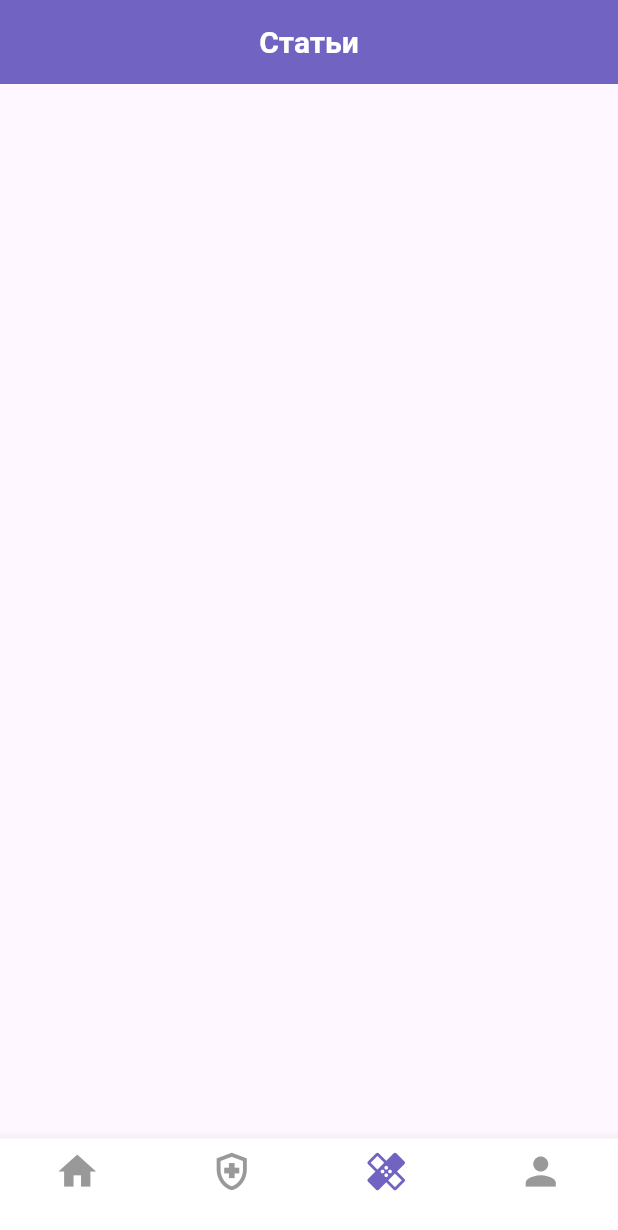
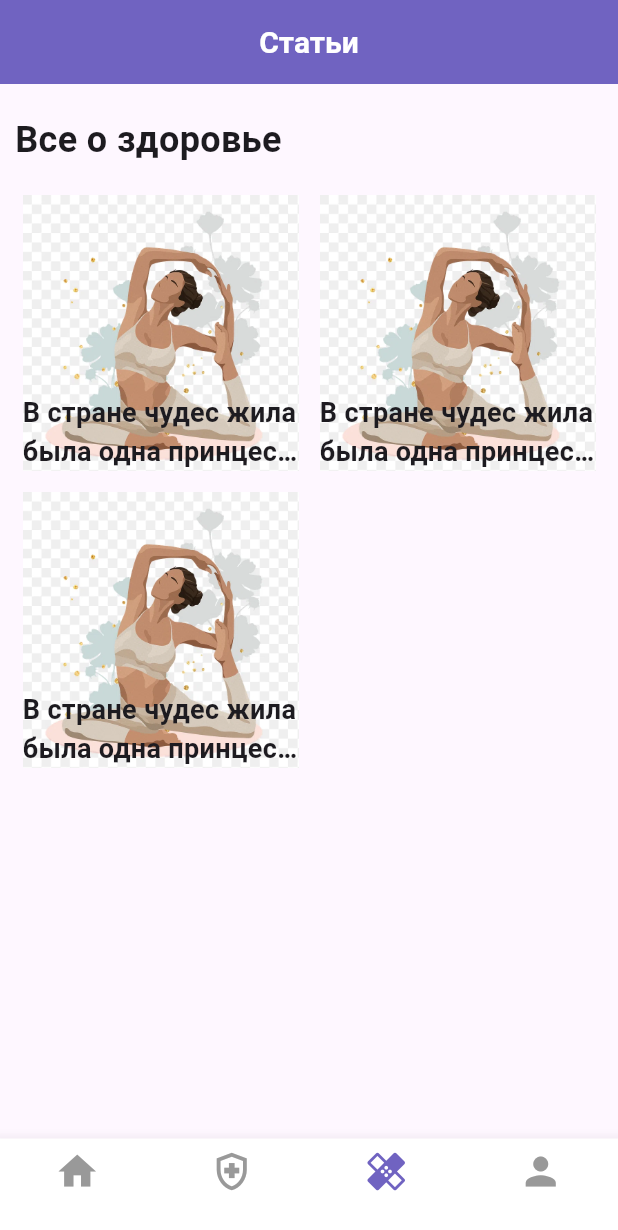
Before and after one commit to eminowam/wellness_mobile, a Flutter app: the screen it shows after launch, item 3 of the bottom bar chosen, on a phone screen of 412 x 824 dp. Shown: the top 1230 px of the screen. Run offline on Flutter 3.47's test engine with Material 3 defaults, Android fonts, the phone set to English and light mode, and no system bars; our stand-ins replace firebase_auth, firebase_core, shared_preferences; missing offline and left inert: flutter_verification_code; accounts and stored records are empty; network calls fail.

Commit message:
create new screen

```diff
--- a/lib/pages/articles/article_screen.dart
+++ b/lib/pages/articles/article_screen.dart
@@ -1,5 +1,6 @@
 import 'package:flutter/material.dart';
 import 'package:wellness_mobile/widgets/app_scaffold/app_scaffold.dart';
+import 'package:wellness_mobile/widgets/card/article_card.dart';
 
 class ArticleScreen extends StatelessWidget {
   const ArticleScreen({super.key});
@@ -12,10 +13,24 @@ class ArticleScreen extends StatelessWidget {
         child: Padding(
           padding: const EdgeInsets.symmetric(horizontal: 10, vertical: 15),
           child: Column(
+              crossAxisAlignment: CrossAxisAlignment.start,
               children: [
-
-              ],
-            ),
+            SizedBox(height: 5),
+            Text("Все о здоровье",
+            style: TextStyle(fontSize: 24,fontWeight: FontWeight.w600),),
+                SizedBox(height: 15,),
+            GridView.builder(
+              shrinkWrap: true,
+              itemCount: 3,
+              gridDelegate: const SliverGridDelegateWithFixedCrossAxisCount(
+                  crossAxisCount: 2,
+                  crossAxisSpacing: 4.0,
+                  mainAxisSpacing: 4.0),
+              itemBuilder: (BuildContext context, int index) {
+                return ArticleCard();
+              },
+            )
+          ]),
         ),
       ),
     );
--- a/lib/pages/mental/saved_screen.dart
+++ b/lib/pages/mental/saved_screen.dart
@@ -47,6 +47,7 @@ class _SavedMentalScreenState extends State<SavedMentalScreen> {
           },
           icon: const Icon(Icons.close,color: Colors.white,),
         ),
+
       ),
       body: SingleChildScrollView(
         child: Padding(
--- /dev/null
+++ b/lib/widgets/card/article_card.dart
@@ -0,0 +1,36 @@
+import 'package:flutter/cupertino.dart';
+import 'package:flutter/material.dart';
+import 'package:wellness_mobile/pages/articles/article_details.dart';
+
+class ArticleCard extends StatelessWidget {
+  const ArticleCard({super.key});
+
+  @override
+  Widget build(BuildContext context) {
+    return InkWell(
+      onTap: () => Navigator.push(
+          context, CupertinoPageRoute(builder: (_) => const ArticleDetailsScreen())),
+      child: Container(
+        margin: const EdgeInsets.symmetric(horizontal: 5, vertical: 5),
+        height: 100,
+        width: 100,
+        child: Stack(
+          children: [
+            Image.asset('assets/mental/yoga.webp'),
+           const  Align(
+                alignment: Alignment.bottomLeft,
+                child: Text(
+                  'В стране чудес жила была одна принцесса',
+                  maxLines: 2,
+                  overflow: TextOverflow.ellipsis,
+                  style: TextStyle(
+                    fontWeight: FontWeight.w600,
+                    fontSize: 18,
+                  ),
+                ))
+          ],
+        ),
+      ),
+    );
+  }
+}
```
Also changed, not shown: lib/pages/articles/article_details.dart (added, +64 -0 lines). Lines whose indentation alone changed are shown as unchanged.
